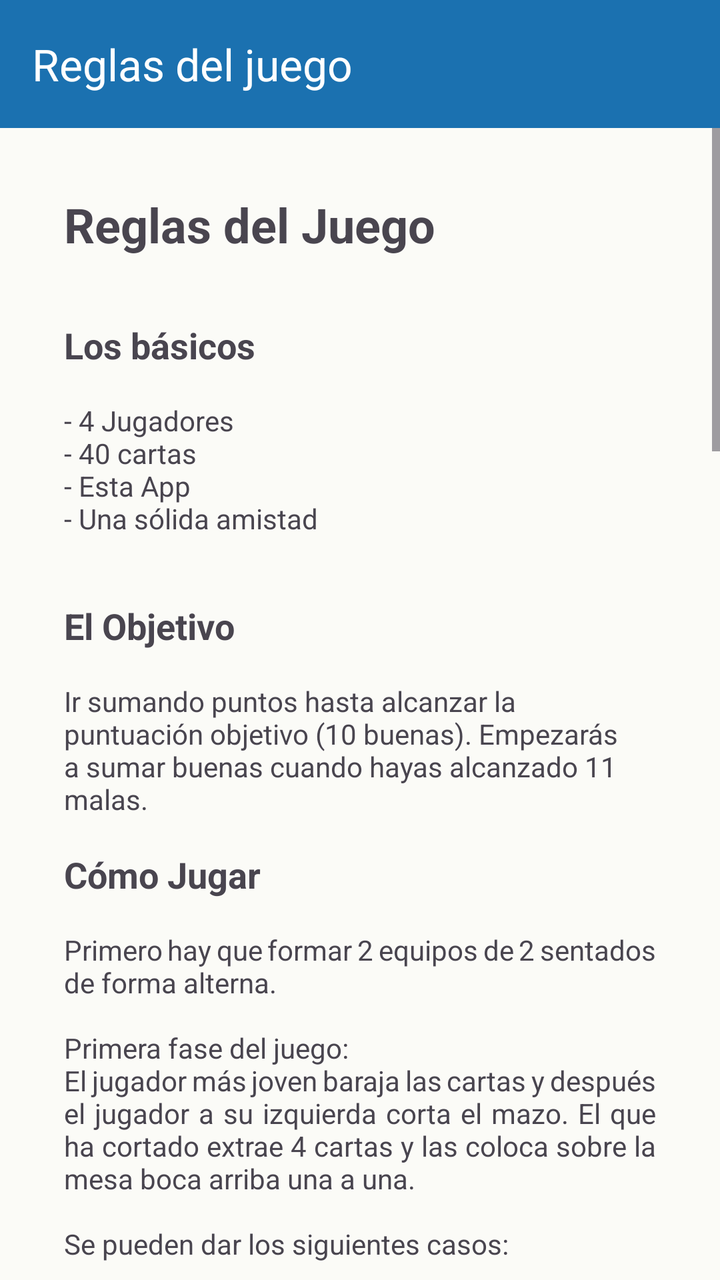
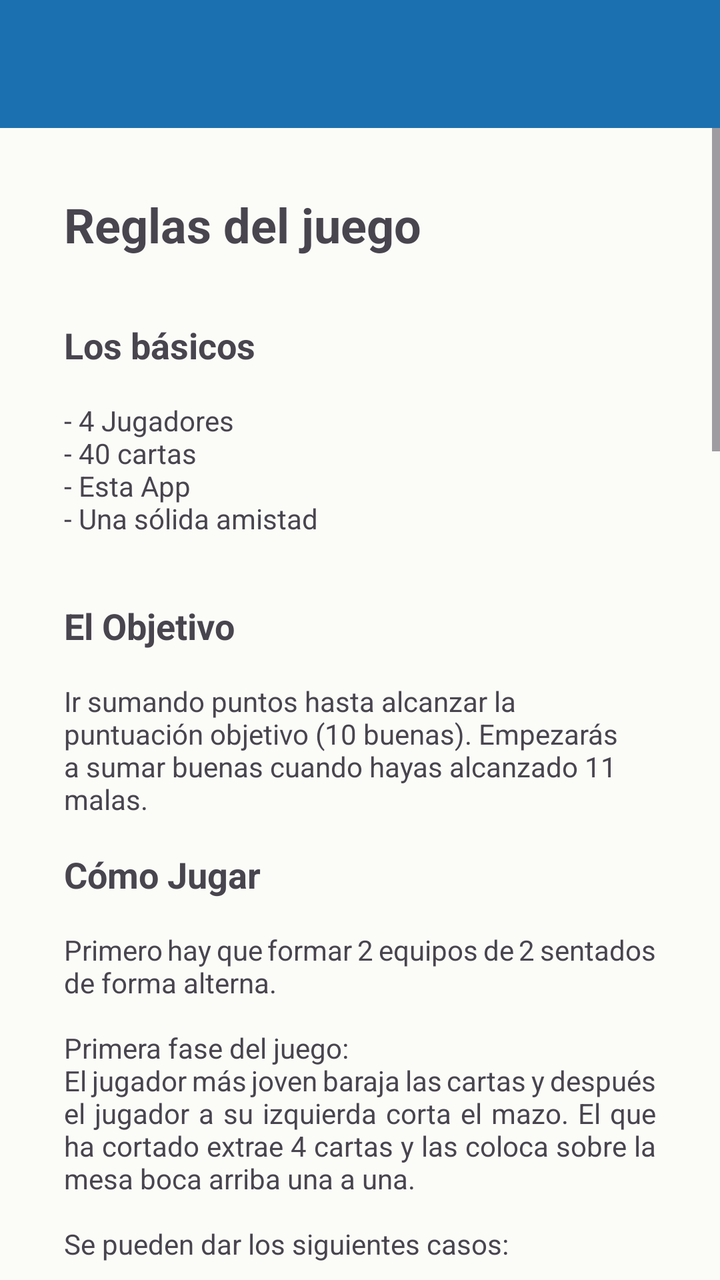

The first picture is an Android layout as it rendered before a commit; the second is the same layout after the commit. The layout source and the unified diff follow.
<!-- AndroidManifest.xml: application theme AppTheme -->
<!-- res/layout/activity_reglas.xml -->
<?xml version="1.0" encoding="utf-8"?>
<LinearLayout xmlns:android="http://schemas.android.com/apk/res/android"
    xmlns:app="http://schemas.android.com/apk/res-auto"
    xmlns:tools="http://schemas.android.com/tools"
    android:layout_width="match_parent"
    android:layout_height="match_parent"
    android:orientation="vertical"
    tools:context=".Reglas">

    <com.google.android.material.appbar.MaterialToolbar
        android:id="@+id/toolbar"
        android:layout_width="match_parent"
        android:layout_height="?attr/actionBarSize"
        android:background="?attr/colorPrimary"
        app:title="@string/reglas_title"
        app:titleTextColor="?attr/colorOnPrimary" />

    <ScrollView
        android:layout_width="match_parent"
        android:layout_height="0dp"
        android:layout_weight="1">

        <androidx.constraintlayout.widget.ConstraintLayout
            android:layout_width="match_parent"
            android:layout_height="wrap_content">

            <TextView
                android:id="@+id/textView2"
                android:layout_width="wrap_content"
                android:layout_height="wrap_content"
                android:layout_marginTop="32dp"
                android:paddingHorizontal="0dp"
                android:text="@string/reglas_basicos_titulo"
                android:textSize="18sp"
                android:textStyle="bold"
                app:layout_constraintStart_toStartOf="@+id/textView3"
                app:layout_constraintTop_toBottomOf="@+id/textView3" />

            <TextView
                android:id="@+id/textView3"
                android:layout_width="0dp"
                android:layout_height="wrap_content"
                android:layout_marginStart="32dp"
                android:layout_marginTop="32dp"
                android:layout_marginEnd="32dp"
                android:text="@string/reglas_pantalla_titulo"
                android:textSize="24sp"
                android:textStyle="bold"
                app:layout_constraintEnd_toEndOf="parent"
                app:layout_constraintStart_toStartOf="parent"
                app:layout_constraintTop_toTopOf="parent" />

            <TextView
                android:id="@+id/textView4"
                android:layout_width="wrap_content"
                android:layout_height="wrap_content"
                android:layout_marginTop="16dp"
                android:text="@string/reglas_basicos_lista"
                app:layout_constraintStart_toStartOf="@+id/textView2"
                app:layout_constraintTop_toBottomOf="@+id/textView2" />

            <TextView
                android:id="@+id/textView5"
                android:layout_width="wrap_content"
                android:layout_height="wrap_content"
                android:layout_marginTop="16dp"
                android:text="@string/reglas_como_jugar_titulo"
                android:textSize="18sp"
                android:textStyle="bold"
                app:layout_constraintStart_toStartOf="@+id/textView9"
                app:layout_constraintTop_toBottomOf="@+id/textView9" />

            <TextView
                android:id="@+id/textView6"
                android:layout_width="0dp"
                android:layout_height="wrap_content"
                android:layout_marginTop="16dp"
                android:layout_marginEnd="32dp"
                android:layout_marginBottom="32dp"
                android:justificationMode="inter_word"
                android:text="@string/reglas_como_jugar_texto"
                app:layout_constraintBottom_toBottomOf="parent"
                app:layout_constraintEnd_toEndOf="parent"
                app:layout_constraintStart_toStartOf="@+id/textView5"
                app:layout_constraintTop_toBottomOf="@+id/textView5" />

            <TextView
                android:id="@+id/textView8"
                android:layout_width="wrap_content"
                android:layout_height="wrap_content"
                android:layout_marginTop="32dp"
                android:text="@string/reglas_objetivo_titulo"
                android:textSize="18sp"
                android:textStyle="bold"
                app:layout_constraintStart_toStartOf="@+id/textView4"
                app:layout_constraintTop_toBottomOf="@+id/textView4" />

            <TextView
                android:id="@+id/textView9"
                android:layout_width="0dp"
                android:layout_height="wrap_content"
                android:layout_marginTop="16dp"
                android:layout_marginEnd="32dp"
                android:text="@string/reglas_objetivo_texto"
                app:layout_constraintEnd_toEndOf="parent"
                app:layout_constraintStart_toStartOf="@+id/textView8"
                app:layout_constraintTop_toBottomOf="@+id/textView8" />

        </androidx.constraintlayout.widget.ConstraintLayout>

    </ScrollView>

</LinearLayout>
<!-- resources referenced by this layout -->
<resources>
  <string name="reglas_basicos_lista">- 4 Jugadores\n- 40 cartas\n- Esta App\n- Una sólida amistad</string>
  <string name="reglas_basicos_titulo">Los básicos</string>
  <string name="reglas_como_jugar_titulo">Cómo Jugar</string>
  <string name="reglas_objetivo_texto">Ir sumando puntos hasta alcanzar la puntuación objetivo (10 buenas). Empezarás a sumar buenas cuando hayas alcanzado 11 malas.</string>
  <string name="reglas_objetivo_titulo">El Objetivo</string>
  <string name="reglas_pantalla_titulo">Reglas del Juego</string>
  <string name="reglas_title">Reglas del juego</string>
  <color name="colorPrimary">#1b71b0</color>
  <color name="onPrimary">#FFFFFF</color>
  <color name="primaryContainer">#D3E4FF</color>
  <color name="onPrimaryContainer">#001C38</color>
  <color name="verde">#00b300</color>
  <color name="onSecondary">#FFFFFF</color>
  <color name="secondaryContainer">#C6F6C6</color>
  <color name="onSecondaryContainer">#00390A</color>
  <color name="surface">#FBFBF7</color>
  <color name="onSurface">#1A1C1E</color>
  <color name="surfaceVariant">#E1E4E8</color>
  <color name="onSurfaceVariant">#43474E</color>
  <color name="outline">#73777F</color>
  <!-- unchanged entries left out for length: 2 -->
</resources>

<!-- the commit's change to res/layout/activity_reglas.xml (unified diff, before → after) -->
@@ -7,12 +7,13 @@
     android:orientation="vertical"
     tools:context=".Reglas">
 
+    
     <com.google.android.material.appbar.MaterialToolbar
         android:id="@+id/toolbar"
         android:layout_width="match_parent"
         android:layout_height="?attr/actionBarSize"
         android:background="?attr/colorPrimary"
-        app:title="@string/reglas_title"
+        app:navigationIconTint="?attr/colorOnPrimary"
         app:titleTextColor="?attr/colorOnPrimary" />
 
     <ScrollView
@@ -43,7 +44,7 @@
                 android:layout_marginStart="32dp"
                 android:layout_marginTop="32dp"
                 android:layout_marginEnd="32dp"
-                android:text="@string/reglas_pantalla_titulo"
+                android:text="@string/reglas_title"
                 android:textSize="24sp"
                 android:textStyle="bold"
                 app:layout_constraintEnd_toEndOf="parent"
<!-- resource entries referenced after the edit -->
@@ -5,7 +5,6 @@
   <string name="reglas_como_jugar_titulo">Cómo Jugar</string>
   <string name="reglas_objetivo_texto">Ir sumando puntos hasta alcanzar la puntuación objetivo (10 buenas). Empezarás a sumar buenas cuando hayas alcanzado 11 malas.</string>
   <string name="reglas_objetivo_titulo">El Objetivo</string>
-  <string name="reglas_pantalla_titulo">Reglas del Juego</string>
   <string name="reglas_title">Reglas del juego</string>
   <color name="colorPrimary">#1b71b0</color>
   <color name="onPrimary">#FFFFFF</color>
